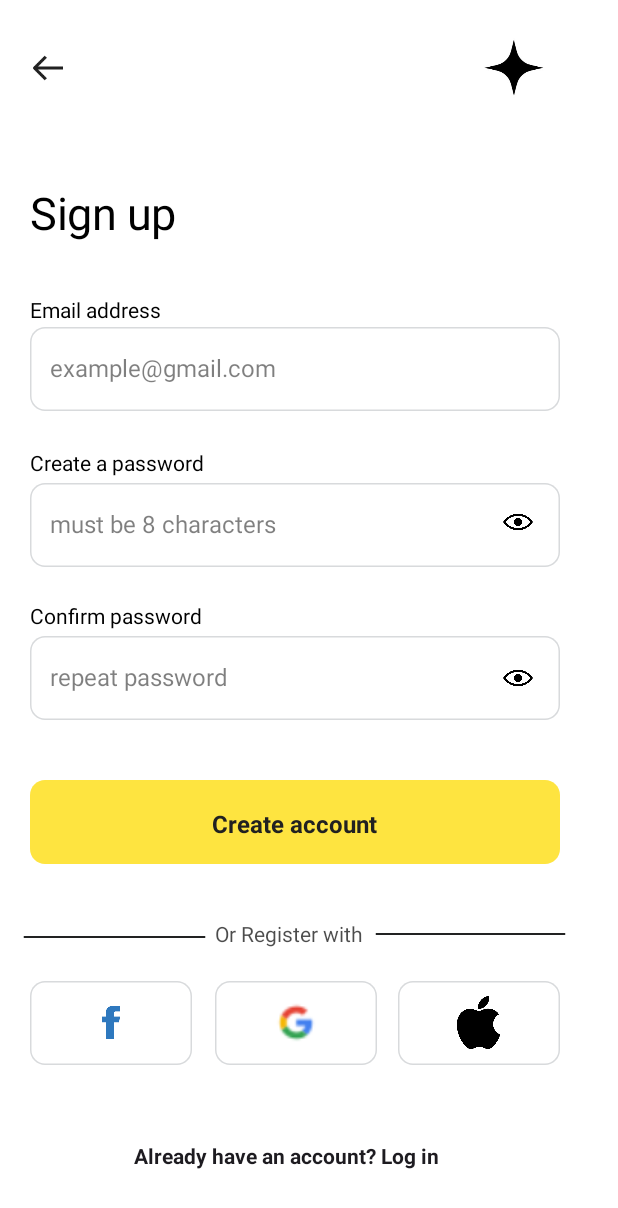
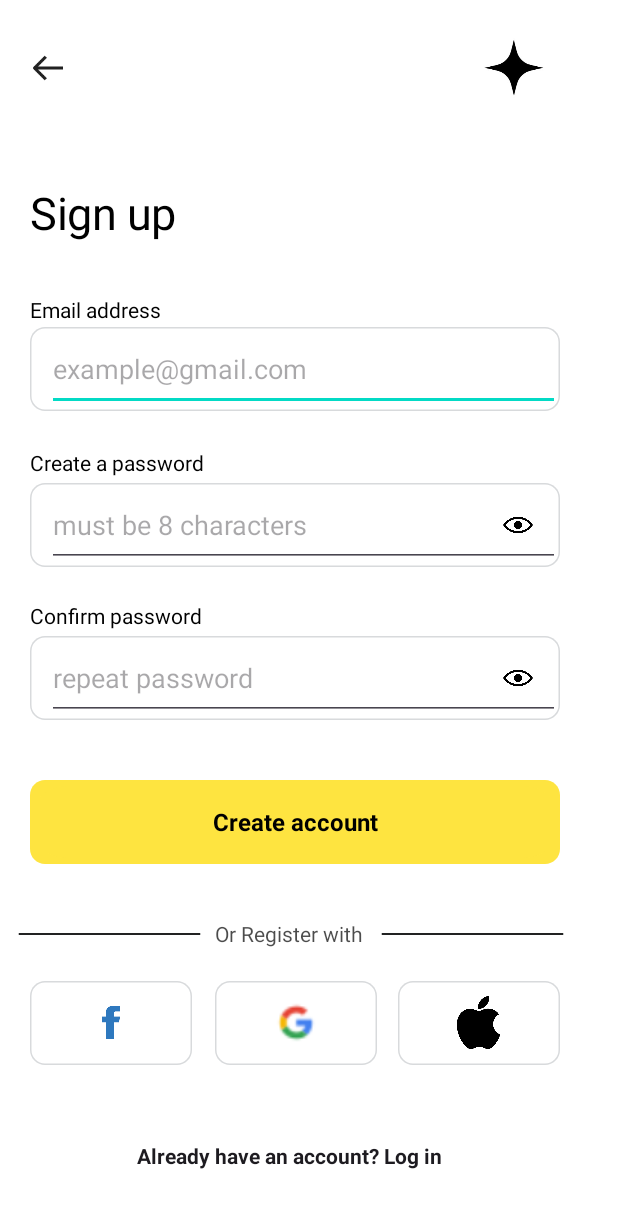
Before and after one commit to tuan-hda/evaware-android, an Android app: the layout activity_signup.xml on its own in the app's theme, with its tools: preview values and no code run, on a phone screen of 412 x 824 dp. Shown: the top 1208 px of the screen. Run offline under Robolectric (Android 15) with nearby library versions, the phone set to English and light mode, and no system bars.

Commit message:
them edittext

```diff
--- a/app/src/main/res/layout/activity_signup.xml
+++ b/app/src/main/res/layout/activity_signup.xml
@@ -1,5 +1,6 @@
 <?xml version="1.0" encoding="utf-8"?>
 <RelativeLayout xmlns:android="http://schemas.android.com/apk/res/android"
+    xmlns:app="http://schemas.android.com/apk/res-auto"
     android:id="@+id/sign_up"
     android:layout_width="fill_parent"
     android:layout_height="fill_parent"
@@ -7,6 +8,27 @@
     android:layout_centerVertical="true"
     android:background="@drawable/sign_up"
     android:clipToOutline="true">
+
+    <RelativeLayout
+        android:id="@+id/button_prim"
+        android:layout_width="353dp"
+        android:layout_height="56dp"
+        android:layout_alignParentLeft="true"
+        android:layout_alignParentTop="true"
+        android:layout_marginLeft="20dp"
+        android:layout_marginTop="520dp"
+        android:background="@drawable/button_prim">
+
+        <Button
+            android:id="@+id/button7"
+            android:layout_width="match_parent"
+            android:layout_height="match_parent"
+            android:text="@string/button_s"
+            android:textAppearance="@style/button_s"
+            android:textStyle="bold" />
+
+
+    </RelativeLayout>
 
     <RelativeLayout xmlns:android="http://schemas.android.com/apk/res/android"
         android:id="@+id/arrow_left"
@@ -68,19 +90,15 @@
             android:layout_marginTop="20dp"
             android:background="@drawable/input_field">
 
-            <TextView
-                android:id="@+id/text"
-                android:layout_width="321dp"
-                android:layout_height="20dp"
+            <EditText
+                android:id="@+id/editTextEmailAddress"
+                android:layout_width="match_parent"
+                android:layout_height="match_parent"
                 android:layout_alignParentLeft="true"
-                android:layout_centerInParent="true"
-                android:layout_marginLeft="13dp"
-                android:gravity="bottom"
-                android:lineSpacingExtra="1sp"
-                android:text="@string/text"
-                android:textAppearance="@style/text"
-                android:translationY="0.32sp" />
-
+                android:layout_marginLeft="11dp"
+                android:ems="10"
+                android:hint="example@gmail.com"
+                android:inputType="textEmailAddress" />
         </RelativeLayout>
     </RelativeLayout>
 
@@ -111,27 +129,22 @@
             android:layout_alignParentTop="true"
             android:layout_marginTop="22dp"
             android:background="@drawable/input_field">
-
-            <TextView
-                android:id="@+id/text_cf"
-                android:layout_width="291dp"
-                android:layout_height="20dp"
+            <EditText
+                android:id="@+id/editTextEmailPass"
+                android:layout_width="match_parent"
+                android:layout_height="match_parent"
                 android:layout_alignParentLeft="true"
-                android:layout_centerVertical="true"
-                android:layout_marginLeft="13dp"
-                android:gravity="bottom"
-                android:lineSpacingExtra="1sp"
-                android:text="@string/text_cr"
-                android:textAppearance="@style/text_cr"
-                android:translationY="0.32sp" />
+                android:layout_marginLeft="11dp"
+                android:ems="10"
+                android:hint="@string/text_cr"
+                android:inputType="textPassword" />
 
             <RelativeLayout
                 android:id="@+id/icon"
                 android:layout_width="20dp"
                 android:layout_height="20dp"
-                android:layout_alignTop="@id/text_cf"
-                android:layout_alignRight="@id/text_cf"
                 android:layout_alignParentRight="true"
+                android:layout_centerVertical="true"
                 android:layout_marginTop="-2dp"
                 android:layout_marginRight="18dp"
                 android:background="@drawable/ic_eye_open"
@@ -165,19 +178,15 @@
             android:layout_alignParentTop="true"
             android:layout_marginTop="22dp"
             android:background="@drawable/input_field">
-
-            <TextView
-                android:id="@+id/text_cf2"
-                android:layout_width="291dp"
-                android:layout_height="20dp"
+            <EditText
+                android:id="@+id/editTextEmail_CfPass"
+                android:layout_width="match_parent"
+                android:layout_height="match_parent"
                 android:layout_alignParentLeft="true"
-                android:layout_centerVertical="true"
-                android:layout_marginLeft="13dp"
-                android:gravity="bottom"
-                android:lineSpacingExtra="1sp"
-                android:text="@string/text_rp"
-                android:textAppearance="@style/text_rp"
-                android:translationY="0.32sp" />
+                android:layout_marginLeft="11dp"
+                android:ems="10"
+                android:hint="@string/text_rp"
+                android:inputType="textPassword" />
 
             <RelativeLayout
                 android:id="@+id/icon2"
@@ -192,37 +201,16 @@
         </RelativeLayout>
     </RelativeLayout>
 
-    <RelativeLayout
-        android:id="@+id/button_prim"
-        android:layout_width="353dp"
-        android:layout_height="56dp"
-        android:layout_alignParentLeft="true"
-        android:layout_alignParentTop="true"
-        android:layout_marginLeft="20dp"
-        android:layout_marginTop="520dp"
-        android:background="@drawable/button_prim">
-
-        <TextView
-            android:id="@+id/button"
-            android:layout_width="119dp"
-            android:layout_height="20dp"
-            android:layout_centerInParent="true"
-            android:gravity="center_horizontal|center_vertical"
-            android:lineSpacingExtra="1sp"
-            android:text="@string/button_s"
-            android:textAppearance="@style/button_s"
-            android:textStyle="bold" />
-    </RelativeLayout>
-
     <View
         android:id="@+id/line_21"
         android:layout_width="122dp"
         android:layout_height="1dp"
+        android:layout_below="@+id/button_prim"
         android:layout_alignParentLeft="true"
         android:layout_alignParentTop="true"
         android:layout_centerVertical="true"
-        android:layout_marginLeft="15dp"
-        android:layout_marginTop="624dp"
+        android:layout_marginLeft="12dp"
+        android:layout_marginTop="622dp"
         android:background="@drawable/line_21" />
 
     <TextView
@@ -241,15 +229,17 @@
 
     <View
         android:id="@+id/line_20"
-        android:layout_width="127dp"
+        android:layout_width="122dp"
         android:layout_height="1dp"
         android:layout_alignParentLeft="true"
         android:layout_alignParentTop="true"
-        android:layout_marginLeft="250dp"
+        android:layout_centerInParent="true"
+        android:layout_marginLeft="254dp"
         android:layout_marginTop="622dp"
         android:background="@drawable/line_20" />
 
     <RelativeLayout
+
         android:id="@+id/button_with"
         android:layout_width="108dp"
         android:layout_height="56dp"
@@ -264,9 +254,11 @@
             android:layout_width="36dp"
             android:layout_height="35dp"
             android:layout_centerInParent="true"
-            android:layout_centerHorizontal="true"
             android:background="@drawable/ic_social"
             android:clipToOutline="true" />
+
+
+
     </RelativeLayout>
 
     <RelativeLayout xmlns:android="http://schemas.android.com/apk/res/android"
@@ -314,7 +306,7 @@
         android:layout_height="18dp"
         android:layout_alignParentLeft="true"
         android:layout_alignParentTop="true"
-        android:layout_marginLeft="89dp"
+        android:layout_marginLeft="91dp"
         android:layout_marginTop="762dp"
         android:gravity="bottom"
         android:lineSpacingExtra="1sp"
@@ -323,4 +315,5 @@
         android:textStyle="bold"
         android:translationY="0.28sp" />
 
+
 </RelativeLayout>
```
